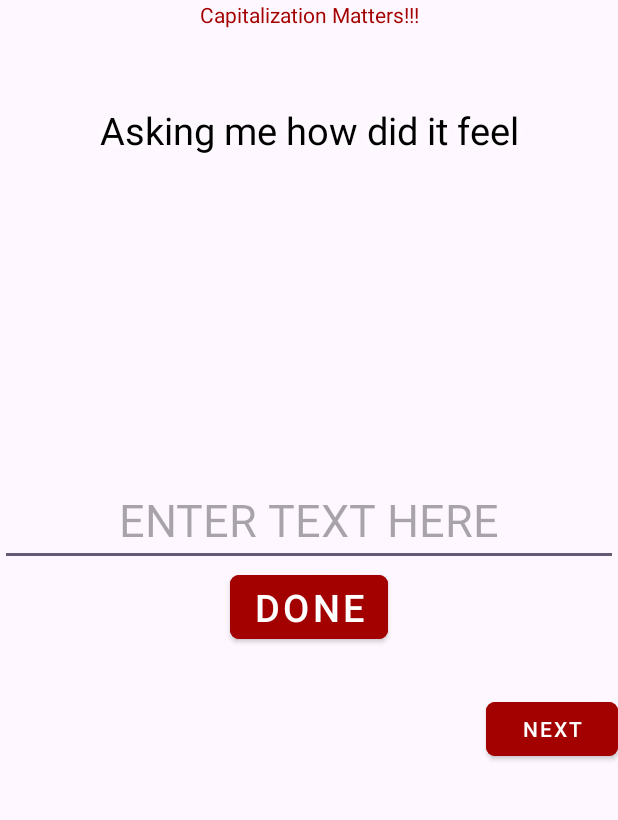
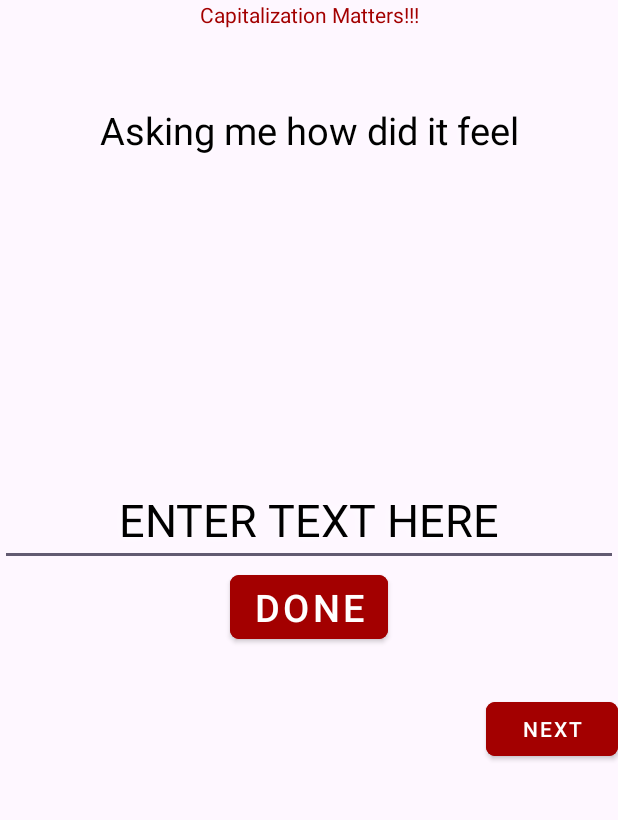
Before and after one commit to gimmeyahring/Finish_The_Drake_Lyric_Quiz, an Android app: the screen it shows after launch (MainActivity), after a tap on "NEXT", on a phone screen of 412 x 824 dp, the part 226-1046 px from its top. Run offline under Robolectric (Android 15) with nearby library versions, the phone set to English and light mode, and no system bars.

Commit message:
change design and edittext

```diff
--- a/app/src/main/java/org/baltimorecityschools/finishthedrakelyricquiz/MainActivity.java
+++ b/app/src/main/java/org/baltimorecityschools/finishthedrakelyricquiz/MainActivity.java
@@ -102,6 +102,7 @@ public class MainActivity extends AppCompatActivity {
                 }
                 else
                 {
+                    enterText.setText(R.string.enter_text_hint);
                     answerMessage.setText("");
                     currentIndex++;
                     currentQuestion = questions[currentIndex];
--- a/app/src/main/res/layout/activity_main.xml
+++ b/app/src/main/res/layout/activity_main.xml
@@ -20,7 +20,7 @@
         android:shadowColor="@color/white"
         android:shadowDx="0.0"
         android:shadowDy="0.0"
-        android:shadowRadius="10"
+        android:shadowRadius="5"
 
         android:textColor="@color/black"
         />
@@ -50,7 +50,7 @@
         android:shadowColor="@color/white"
         android:shadowDx="0.0"
         android:shadowDy="0.0"
-        android:shadowRadius="10"
+        android:shadowRadius="5"
 
         android:textColor="@color/black"
         android:id="@+id/questionTV"
@@ -62,6 +62,10 @@
         android:textSize="50sp"
         android:gravity="center"
         android:textColor="@color/black"
+        android:shadowColor="@color/white"
+        android:shadowDx="0.0"
+        android:shadowDy="0.0"
+        android:shadowRadius="5"
 
         android:id="@+id/answerMessage"
         />
@@ -91,6 +95,10 @@
         android:textSize="30sp"
         android:id="@+id/enterTEXT"
         android:textColor="@color/black"
+        android:shadowColor="@color/white"
+        android:shadowDx="0.0"
+        android:shadowDy="0.0"
+        android:shadowRadius="7.5"
 
 
         />
```
